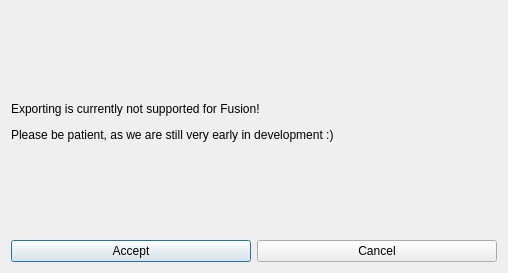
This is randovania/games/fusion/gui/ui_files/fusion_game_export_dialog.ui in randovania/randovania as Qt 5 draws it before an edit. The edited form follows.
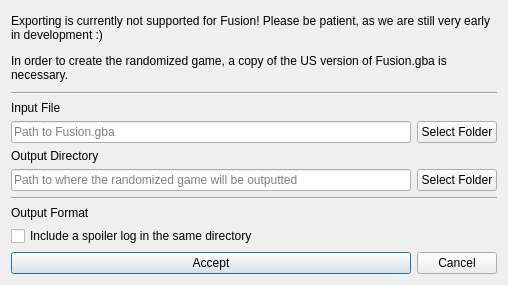
This is the edited form.

Commit message: add exporter gui elements

Patch:
```diff
--- a/randovania/games/fusion/gui/ui_files/fusion_game_export_dialog.ui
+++ b/randovania/games/fusion/gui/ui_files/fusion_game_export_dialog.ui
@@ -14,13 +14,37 @@
    <string>Game Patching</string>
   </property>
   <layout class="QGridLayout" name="gridLayout">
-   <item row="2" column="0">
+   <item row="4" column="0">
+    <widget class="QLineEdit" name="input_file_edit">
+     <property name="text">
+      <string/>
+     </property>
+     <property name="placeholderText">
+      <string>Path to Fusion.gba</string>
+     </property>
+    </widget>
+   </item>
+   <item row="11" column="0">
     <widget class="QPushButton" name="accept_button">
      <property name="text">
       <string>Accept</string>
      </property>
     </widget>
    </item>
+   <item row="4" column="1">
+    <widget class="QPushButton" name="input_file_button">
+     <property name="text">
+      <string>Select Folder</string>
+     </property>
+    </widget>
+   </item>
+   <item row="3" column="0">
+    <widget class="QLabel" name="input_file_label">
+     <property name="text">
+      <string>Input File</string>
+     </property>
+    </widget>
+   </item>
    <item row="0" column="0" colspan="2">
     <widget class="QLabel" name="description_label">
      <property name="sizePolicy">
@@ -42,7 +66,7 @@
       </size>
      </property>
      <property name="text">
-      <string>&lt;html&gt;&lt;head/&gt;&lt;body&gt;&lt;p&gt;Exporting is currently not supported for Fusion!&lt;/p&gt;&lt;p&gt;Please be patient, as we are still very early in development :)&lt;/p&gt;&lt;/body&gt;&lt;/html&gt;</string>
+      <string>&lt;html&gt;&lt;head/&gt;&lt;body&gt;&lt;p&gt;Exporting is currently not supported for Fusion! Please be patient, as we are still very early in development :)&lt;/p&gt;&lt;p&gt;In order to create the randomized game, a copy of the US version of Fusion.gba is necessary.&lt;/p&gt;&lt;/body&gt;&lt;/html&gt;</string>
      </property>
      <property name="textFormat">
       <enum>Qt::RichText</enum>
@@ -55,13 +79,62 @@
      </property>
     </widget>
    </item>
-   <item row="2" column="1">
+   <item row="5" column="0">
+    <widget class="QLabel" name="output_file_label">
+     <property name="text">
+      <string>Output Directory</string>
+     </property>
+    </widget>
+   </item>
+   <item row="6" column="0">
+    <widget class="QLineEdit" name="output_file_edit">
+     <property name="placeholderText">
+      <string>Path to where the randomized game will be outputted</string>
+     </property>
+    </widget>
+   </item>
+   <item row="1" column="0" colspan="2">
+    <widget class="Line" name="line">
+     <property name="orientation">
+      <enum>Qt::Horizontal</enum>
+     </property>
+    </widget>
+   </item>
+   <item row="11" column="1">
     <widget class="QPushButton" name="cancel_button">
      <property name="text">
       <string>Cancel</string>
      </property>
     </widget>
    </item>
+   <item row="7" column="0" colspan="2">
+    <widget class="Line" name="line_2">
+     <property name="orientation">
+      <enum>Qt::Horizontal</enum>
+     </property>
+    </widget>
+   </item>
+   <item row="6" column="1">
+    <widget class="QPushButton" name="output_file_button">
+     <property name="text">
+      <string>Select Folder</string>
+     </property>
+    </widget>
+   </item>
+   <item row="8" column="0">
+    <widget class="QLabel" name="output_format_label">
+     <property name="text">
+      <string>Output Format</string>
+     </property>
+    </widget>
+   </item>
+   <item row="9" column="0">
+    <widget class="QCheckBox" name="auto_save_spoiler_check">
+     <property name="text">
+      <string>Include a spoiler log in the same directory</string>
+     </property>
+    </widget>
+   </item>
   </layout>
  </widget>
  <layoutdefault spacing="6" margin="11"/>
```
The commit also changes 2 other files.
